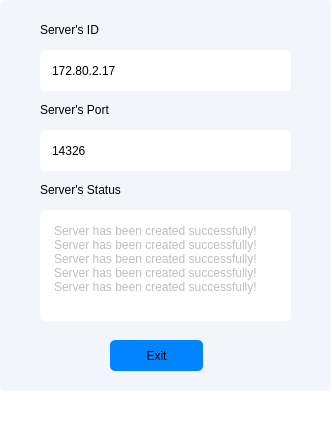
Old version of the form serverinfo.ui in the repository hdkhang6803/PC_Remote_Control.
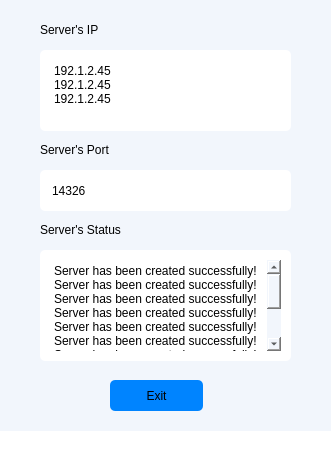
New version of the form.

```diff
--- a/serverinfo.ui
+++ b/serverinfo.ui
@@ -7,7 +7,7 @@
     <x>0</x>
     <y>0</y>
     <width>332</width>
-    <height>422</height>
+    <height>476</height>
    </rect>
   </property>
   <property name="windowTitle">
@@ -23,32 +23,12 @@
       <x>0</x>
       <y>0</y>
       <width>331</width>
-      <height>391</height>
+      <height>431</height>
      </rect>
     </property>
     <property name="styleSheet">
-     <string notr="true">border-radius: 5px;
-background-color: #F2F6FC;</string>
+     <string notr="true">background-color: #F2F6FC;</string>
     </property>
-    <widget class="QLineEdit" name="IDinput">
-     <property name="geometry">
-      <rect>
-       <x>40</x>
-       <y>50</y>
-       <width>251</width>
-       <height>41</height>
-      </rect>
-     </property>
-     <property name="styleSheet">
-      <string notr="true">background-color: #ffffff;
-border: 1px #000000;
-border-radius: 5px;
-padding-left: 10px;</string>
-     </property>
-     <property name="text">
-      <string>172.80.2.17</string>
-     </property>
-    </widget>
     <widget class="QLabel" name="IDlabel">
      <property name="geometry">
       <rect>
@@ -63,14 +43,14 @@
 border: none;</string>
      </property>
      <property name="text">
-      <string>Server's ID</string>
+      <string>Server's IP</string>
      </property>
     </widget>
     <widget class="QLabel" name="portLabel">
      <property name="geometry">
       <rect>
        <x>40</x>
-       <y>100</y>
+       <y>140</y>
        <width>251</width>
        <height>20</height>
       </rect>
@@ -84,10 +64,13 @@
      </property>
     </widget>
     <widget class="QLineEdit" name="portInput">
+     <property name="enabled">
+      <bool>true</bool>
+     </property>
      <property name="geometry">
       <rect>
        <x>40</x>
-       <y>130</y>
+       <y>170</y>
        <width>251</width>
        <height>41</height>
       </rect>
@@ -101,12 +84,15 @@
      <property name="text">
       <string>14326</string>
      </property>
+     <property name="readOnly">
+      <bool>true</bool>
+     </property>
     </widget>
     <widget class="QPushButton" name="exitButton">
      <property name="geometry">
       <rect>
        <x>110</x>
-       <y>340</y>
+       <y>380</y>
        <width>93</width>
        <height>31</height>
       </rect>
@@ -125,7 +111,7 @@
      <property name="geometry">
       <rect>
        <x>40</x>
-       <y>180</y>
+       <y>220</y>
        <width>251</width>
        <height>20</height>
       </rect>
@@ -140,12 +126,12 @@
     </widget>
     <widget class="QTextEdit" name="statusText">
      <property name="enabled">
-      <bool>false</bool>
+      <bool>true</bool>
      </property>
      <property name="geometry">
       <rect>
        <x>40</x>
-       <y>210</y>
+       <y>250</y>
        <width>251</width>
        <height>111</height>
       </rect>
@@ -156,6 +142,9 @@
 border-radius: 5px;
 padding: 10px;</string>
      </property>
+     <property name="readOnly">
+      <bool>true</bool>
+     </property>
      <property name="html">
       <string>&lt;!DOCTYPE HTML PUBLIC &quot;-//W3C//DTD HTML 4.0//EN&quot; &quot;http://www.w3.org/TR/REC-html40/strict.dtd&quot;&gt;
 &lt;html&gt;&lt;head&gt;&lt;meta name=&quot;qrichtext&quot; content=&quot;1&quot; /&gt;&lt;meta charset=&quot;utf-8&quot; /&gt;&lt;style type=&quot;text/css&quot;&gt;
@@ -168,7 +157,50 @@
 &lt;p style=&quot; margin-top:0px; margin-bottom:0px; margin-left:0px; margin-right:0px; -qt-block-indent:0; text-indent:0px;&quot;&gt;Server has been created successfully!&lt;/p&gt;
 &lt;p style=&quot; margin-top:0px; margin-bottom:0px; margin-left:0px; margin-right:0px; -qt-block-indent:0; text-indent:0px;&quot;&gt;Server has been created successfully!&lt;/p&gt;
 &lt;p style=&quot; margin-top:0px; margin-bottom:0px; margin-left:0px; margin-right:0px; -qt-block-indent:0; text-indent:0px;&quot;&gt;Server has been created successfully!&lt;/p&gt;
-&lt;p style=&quot; margin-top:0px; margin-bottom:0px; margin-left:0px; margin-right:0px; -qt-block-indent:0; text-indent:0px;&quot;&gt;Server has been created successfully!&lt;/p&gt;&lt;/body&gt;&lt;/html&gt;</string>
+&lt;p style=&quot; margin-top:0px; margin-bottom:0px; margin-left:0px; margin-right:0px; -qt-block-indent:0; text-indent:0px;&quot;&gt;Server has been created successfully!&lt;/p&gt;
+&lt;p style=&quot; margin-top:0px; margin-bottom:0px; margin-left:0px; margin-right:0px; -qt-block-indent:0; text-indent:0px;&quot;&gt;Server has been created successfully!&lt;/p&gt;
+&lt;p style=&quot; margin-top:0px; margin-bottom:0px; margin-left:0px; margin-right:0px; -qt-block-indent:0; text-indent:0px;&quot;&gt;Server has been created successfully!&lt;/p&gt;
+&lt;p style=&quot; margin-top:0px; margin-bottom:0px; margin-left:0px; margin-right:0px; -qt-block-indent:0; text-indent:0px;&quot;&gt;Server has been created successfully!&lt;/p&gt;
+&lt;p style=&quot; margin-top:0px; margin-bottom:0px; margin-left:0px; margin-right:0px; -qt-block-indent:0; text-indent:0px;&quot;&gt;Server has been created successfully!&lt;/p&gt;
+&lt;p style=&quot; margin-top:0px; margin-bottom:0px; margin-left:0px; margin-right:0px; -qt-block-indent:0; text-indent:0px;&quot;&gt;Server has been created successfully!&lt;/p&gt;
+&lt;p style=&quot;-qt-paragraph-type:empty; margin-top:0px; margin-bottom:0px; margin-left:0px; margin-right:0px; -qt-block-indent:0; text-indent:0px;&quot;&gt;&lt;br /&gt;&lt;/p&gt;&lt;/body&gt;&lt;/html&gt;</string>
+     </property>
+    </widget>
+    <widget class="QTextEdit" name="IPInput">
+     <property name="enabled">
+      <bool>true</bool>
+     </property>
+     <property name="geometry">
+      <rect>
+       <x>40</x>
+       <y>50</y>
+       <width>251</width>
+       <height>81</height>
+      </rect>
+     </property>
+     <property name="styleSheet">
+      <string notr="true">background-color: #ffffff;
+border: 1px #000000;
+border-radius: 5px;
+padding: 10px;</string>
+     </property>
+     <property name="undoRedoEnabled">
+      <bool>true</bool>
+     </property>
+     <property name="readOnly">
+      <bool>true</bool>
+     </property>
+     <property name="html">
+      <string>&lt;!DOCTYPE HTML PUBLIC &quot;-//W3C//DTD HTML 4.0//EN&quot; &quot;http://www.w3.org/TR/REC-html40/strict.dtd&quot;&gt;
+&lt;html&gt;&lt;head&gt;&lt;meta name=&quot;qrichtext&quot; content=&quot;1&quot; /&gt;&lt;meta charset=&quot;utf-8&quot; /&gt;&lt;style type=&quot;text/css&quot;&gt;
+p, li { white-space: pre-wrap; }
+hr { height: 1px; border-width: 0; }
+li.unchecked::marker { content: &quot;\2610&quot;; }
+li.checked::marker { content: &quot;\2612&quot;; }
+&lt;/style&gt;&lt;/head&gt;&lt;body style=&quot; font-family:'Segoe UI'; font-size:9pt; font-weight:400; font-style:normal;&quot;&gt;
+&lt;p style=&quot; margin-top:0px; margin-bottom:0px; margin-left:0px; margin-right:0px; -qt-block-indent:0; text-indent:0px;&quot;&gt;192.1.2.45&lt;/p&gt;
+&lt;p style=&quot; margin-top:0px; margin-bottom:0px; margin-left:0px; margin-right:0px; -qt-block-indent:0; text-indent:0px;&quot;&gt;192.1.2.45&lt;/p&gt;
+&lt;p style=&quot; margin-top:0px; margin-bottom:0px; margin-left:0px; margin-right:0px; -qt-block-indent:0; text-indent:0px;&quot;&gt;192.1.2.45&lt;/p&gt;&lt;/body&gt;&lt;/html&gt;</string>
      </property>
     </widget>
    </widget>
```
